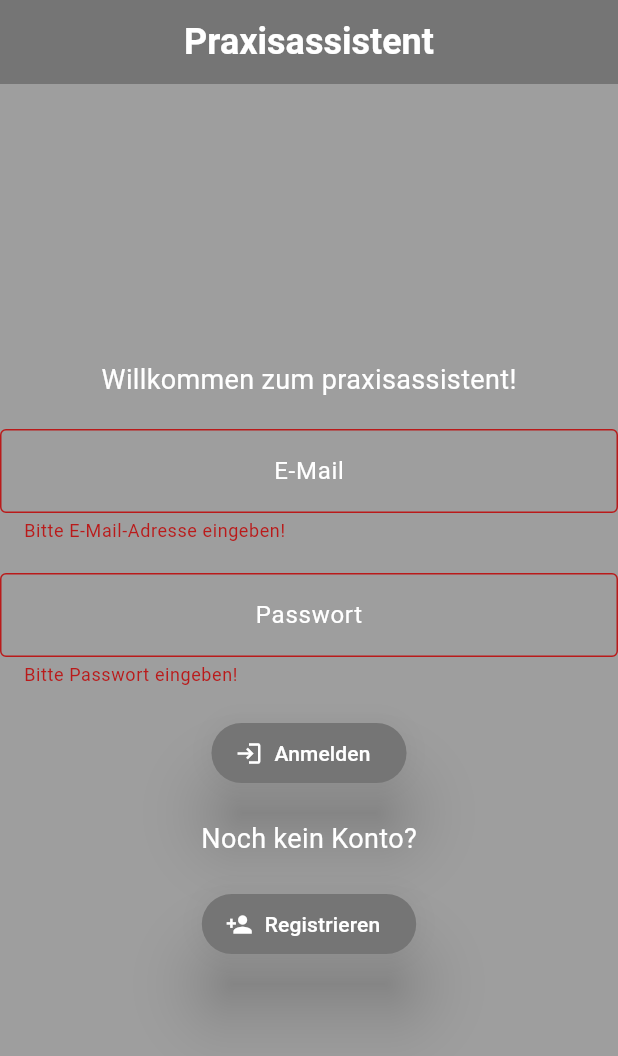
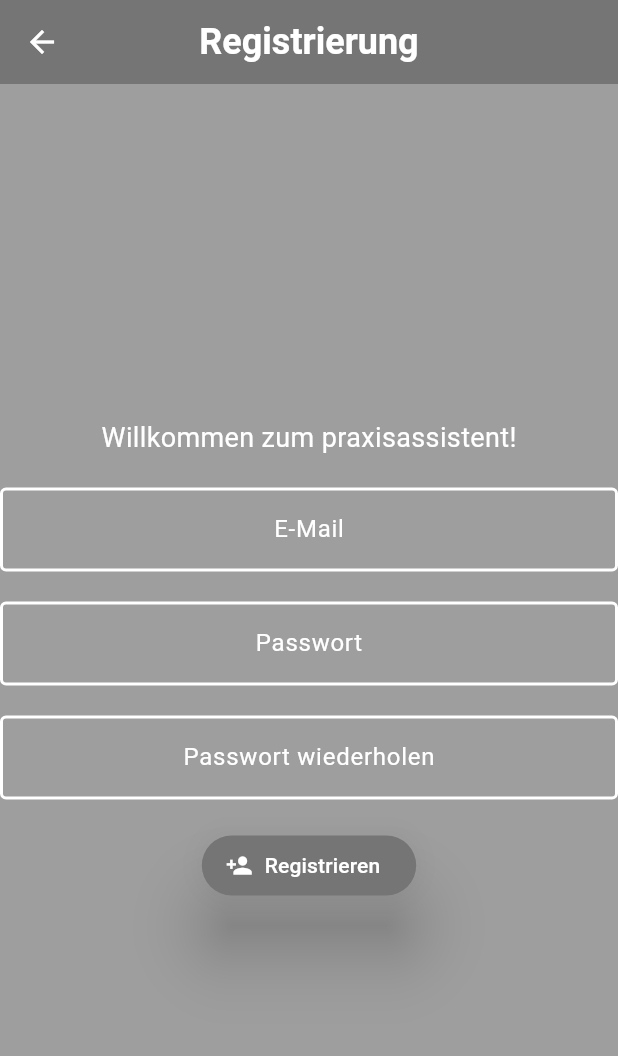
Before and after one commit to ahmad-kalaf/praxisasisstent, a Flutter app: the screen it shows after launch, after a tap on "Anmelden", after a tap on "Registrieren", on a phone screen of 412 x 824 dp. Shown: the top 1056 px of the screen. Run offline on Flutter 3.47's test engine with Material 3 defaults, Android fonts, the phone set to English and light mode, and no system bars; our stand-ins replace firebase_core; accounts and stored records are empty.

Commit message:
Kontoeinstellungen-Widget (UI) erstellt. Sub-Widget für die Bestätigung des Passworts erstellt (als Dialog). Registrierungswidget / Konto-Erstellen-Widget (UI) erstellt.

```diff
--- a/lib/utils/constants.dart
+++ b/lib/utils/constants.dart
@@ -2,8 +2,7 @@ import 'package:flutter/material.dart';
 
 // Farben
 final Color kAppBarBackgroundColor = Colors.grey[600]!;
-final Color kScaffoldGradientStartColor = Colors.grey[800]!;
-final Color kScaffoldGradientEndColor = Colors.grey[400]!;
+final Color kDefaultBodyBackgroundColor = Colors.grey;
 final Color kDefaultTextColor = Colors.white;
 final Color kButtonBackgroundColor = Colors.grey[600]!;
 // Schriftgrößen
@@ -16,7 +15,10 @@ const double kButtonElevation = 20;
 // Strings
 class AppStrings {
   static const String materialAppTitle = 'Praxisassistent';
-  static const String loginLabel = 'Praxisassistent';
+  static const String accountSettingsWidgetTitle = 'Kontoeinstellungen';
+  static const String loginWidgetTitle = 'Anmeldung';
+  static const String signUpWidgetTitle = 'Registrierung';
+
   static const String welcomeText = 'Willkommen zum praxisassistent!';
   static const String noAccountQuestion = 'Noch kein Konto?';
   static const String txtFormFieldLabelEMail = 'E-Mail';
@@ -25,4 +27,15 @@ class AppStrings {
   static const String errorInputPassword = 'Bitte Passwort eingeben!';
   static const String btnLabelSignIn = 'Anmelden';
   static const String btnLabelSignUp = 'Registrieren';
+
+  static const String txtFormFieldLabelConfirmPassword = 'Passwort wiederholen';
+
+  static const String errorInputConfirmPassword = 'Bitte Passwort wiederholen!';
+
+  static const String errorPasswordMismatch =
+      'Passwörter stimmen nicht überein!';
+  static const String errorPasswordIncorrect = 'Passwort ist falsch!';
+
+  static const String accountSettingsInfoText =
+      'Hier können Sie Ihre Kontoeinstellungen verwalten.';
 }
--- a/lib/utils/theme.dart
+++ b/lib/utils/theme.dart
@@ -7,7 +7,7 @@ final ThemeData theme = ThemeData(
     seedColor: kAppBarBackgroundColor,
     brightness: Brightness.light,
   ),
-  scaffoldBackgroundColor: Colors.grey,
+  scaffoldBackgroundColor: kDefaultBodyBackgroundColor,
   appBarTheme: AppBarTheme(
     backgroundColor: kAppBarBackgroundColor,
     centerTitle: true,
@@ -22,13 +22,13 @@ final ThemeData theme = ThemeData(
     bodyMedium: TextStyle(
       fontSize: kDefaultBodyFontSize,
       color: kDefaultTextColor,
+      overflow: TextOverflow.clip,
     ),
     headlineMedium: TextStyle(
       fontSize: kDefaultAppBarFontSize,
       color: kDefaultTextColor,
     ),
   ),
-
   inputDecorationTheme: InputDecorationTheme(
     floatingLabelAlignment: FloatingLabelAlignment.center,
     labelStyle: TextStyle(color: Colors.white),
--- a/lib/widgets/login_widget.dart
+++ b/lib/widgets/login_widget.dart
@@ -1,5 +1,7 @@
 import "package:flutter/material.dart";
 import "package:praxisassistent/utils/constants.dart";
+import "package:praxisassistent/widgets/account_settings_screen.dart";
+import "package:praxisassistent/widgets/registration_widget.dart";
 
 // Dieses Widget ist für die Anmeldung / Login
 class LoginWidget extends StatefulWidget {
@@ -18,7 +20,7 @@ class _LoginWidgetState extends State<LoginWidget> {
   @override
   Widget build(BuildContext context) {
     return Scaffold(
-      appBar: AppBar(centerTitle: true, title: Text(AppStrings.loginLabel)),
+      appBar: AppBar(title: Text(AppStrings.loginWidgetTitle)),
       body: Form(
         key: _formKey,
         child: Column(
@@ -59,7 +61,12 @@ class _LoginWidgetState extends State<LoginWidget> {
             ElevatedButton.icon(
               onPressed: () {
                 if (_formKey.currentState!.validate()) {
-                  // login
+                  Navigator.push(
+                    context,
+                    MaterialPageRoute(
+                      builder: (context) => AccountSettingsScreen(),
+                    ),
+                  );
                 }
               },
               label: Text(AppStrings.btnLabelSignIn),
@@ -69,7 +76,12 @@ class _LoginWidgetState extends State<LoginWidget> {
             // Button zum weiterleiten zur Registrierungsseite (RegistrationWidget),
             // Falls User noch kein Konto hat
             ElevatedButton.icon(
-              onPressed: () {},
+              onPressed: () {
+                Navigator.push(
+                  context,
+                  MaterialPageRoute(builder: (context) => RegistrationWidget()),
+                );
+              },
               label: Text(AppStrings.btnLabelSignUp),
               icon: Icon(Icons.person_add),
             ),
--- a/lib/widgets/registration_widget.dart
+++ b/lib/widgets/registration_widget.dart
@@ -1,4 +1,5 @@
 import 'package:flutter/material.dart';
+import 'package:praxisassistent/utils/constants.dart';
 
 class RegistrationWidget extends StatefulWidget {
   const RegistrationWidget({super.key});
@@ -8,8 +9,87 @@ class RegistrationWidget extends StatefulWidget {
 }
 
 class _RegistrationWidgetState extends State<RegistrationWidget> {
+  // Registrierung-Formular-Zustand
+  final _formKey = GlobalKey<FormState>();
+  // Controller für E-Mail-Adresse-Eingabefeld
+  final _eMailAdressController = TextEditingController();
+  // Controller für Passwort-Eingabefeld
+  final _passwordController = TextEditingController();
+  // Controller für Passwort-Bestätigungs-Eingabefeld
+  final _confirmPasswordController = TextEditingController();
   @override
   Widget build(BuildContext context) {
-    return const Placeholder();
+    return Scaffold(
+      appBar: AppBar(title: Text(AppStrings.signUpWidgetTitle)),
+      body: Form(
+        key: _formKey,
+        child: Column(
+          mainAxisAlignment: MainAxisAlignment.center,
+          // Freier Platz zwischen den inneren Widgets
+          spacing: 20.0,
+          children: [
+            Text(AppStrings.welcomeText),
+            // Texteingabefeld für die E-Mail-Adresse
+            TextFormField(
+              decoration: InputDecoration(
+                label: Center(child: Text(AppStrings.txtFormFieldLabelEMail)),
+              ),
+              validator: (value) {
+                if (value == null || value.isEmpty) {
+                  return AppStrings.errorInputEMail;
+                }
+                return null;
+              },
+              controller: _eMailAdressController,
+            ),
+            // Texteingabefeld für das Passwort
+            TextFormField(
+              decoration: InputDecoration(
+                label: Center(
+                  child: Text(AppStrings.txtFormFieldLabelPassword),
+                ),
+              ),
+              validator: (value) {
+                if (value == null || value.isEmpty) {
+                  return AppStrings.errorInputPassword;
+                }
+                return null;
+              },
+              controller: _passwordController,
+            ),
+            // Texteingabefeld für die Passwort-Bestätigung
+            TextFormField(
+              decoration: InputDecoration(
+                label: Center(
+                  child: Text(AppStrings.txtFormFieldLabelConfirmPassword),
+                ),
+              ),
+              validator: (value) {
+                if (value == null || value.isEmpty) {
+                  return AppStrings.errorInputConfirmPassword;
+                }
+                if (value != _passwordController.text) {
+                  return AppStrings.errorPasswordMismatch;
+                }
+                return null;
+              },
+              controller: _confirmPasswordController,
+            ),
+            // Button zum registrieren / Konto erstellen
+            ElevatedButton.icon(
+              onPressed: () {
+                if (_formKey.currentState!.validate()) {
+                  // Logik für Kontoerstellen
+                }
+                // Zurück zur Login-Seite (wird später innerhalb der if-Bedingung sein)
+                Navigator.pop(context);
+              },
+              label: Text(AppStrings.btnLabelSignUp),
+              icon: Icon(Icons.person_add),
+            ),
+          ],
+        ),
+      ),
+    );
   }
 }
```
Also changed, not shown: lib/sub_widgets/confirm_password_dialog.dart (added, +53 -0 lines), lib/widgets/account_settings_screen.dart (added, +102 -0 lines).
